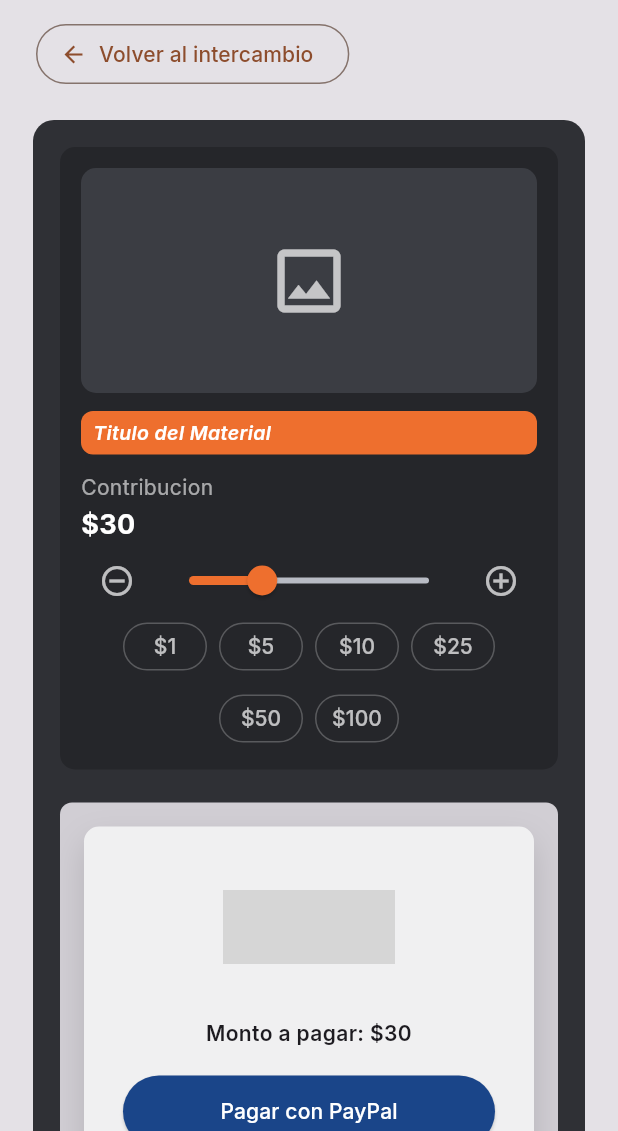
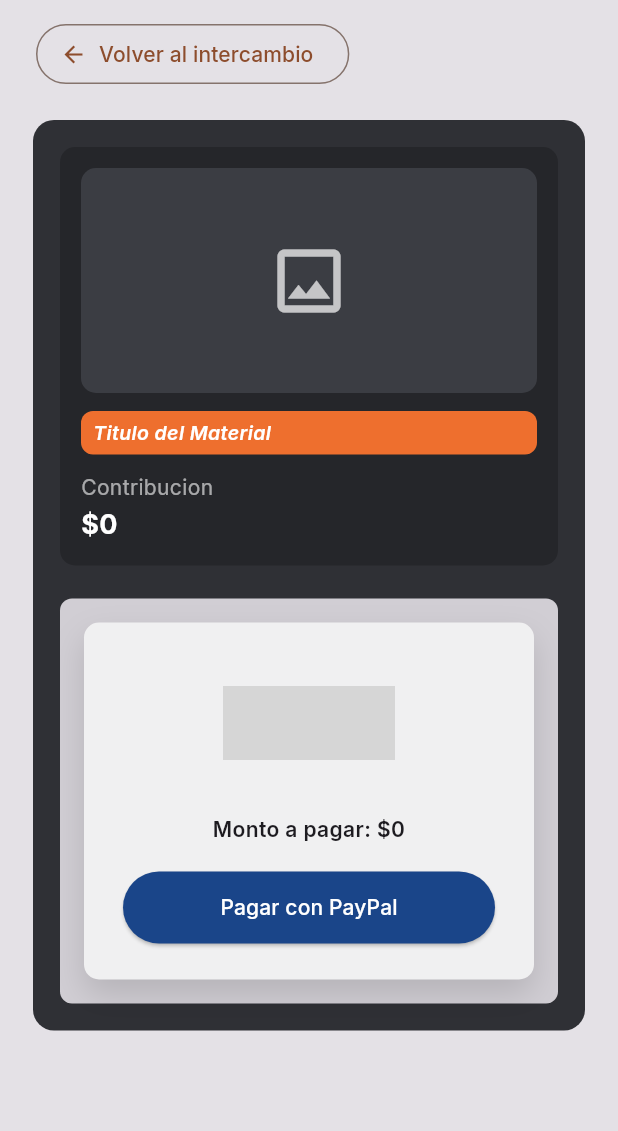
Before and after one commit to remoale/MetroSwap, a Flutter app: the ContributionPaymentScreen widget shown alone on an empty page, opened directly with empty values, on a phone screen of 412 x 824 dp, the part 105-1236 px from its top. Run offline on Flutter 3.47's test engine with Material 3 defaults, Android fonts, the phone set to English and light mode, and no system bars; our stand-ins replace cloud_firestore, cloud_functions, firebase_auth, firebase_core, firebase_database, firebase_storage and 6 more; accounts and stored records are empty; grey boxes are pictures that could not be loaded.

Commit message:
Fix: arreglar venta para que solo coloque el precio que puso el propietario

```diff
--- a/lib/models/exchange_model.dart
+++ b/lib/models/exchange_model.dart
@@ -22,6 +22,8 @@ class ExchangeModel {
   final bool ownerFeedbackSubmitted;
   final bool requesterFeedbackSubmitted;
   final double? paypalAmount;
+  final double? priceUsd;
+
   final DateTime? createdAt;
   final DateTime? updatedAt;
 
@@ -40,6 +42,7 @@ class ExchangeModel {
     required this.ownerFeedbackSubmitted,
     required this.requesterFeedbackSubmitted,
     this.paypalAmount,
+    this.priceUsd,
     this.createdAt,
     this.updatedAt,
   });
@@ -82,6 +85,7 @@ class ExchangeModel {
       ownerFeedbackSubmitted: map['ownerFeedbackSubmitted'] == true,
       requesterFeedbackSubmitted: map['requesterFeedbackSubmitted'] == true,
       paypalAmount: parseNumber(map['paypalAmount']),
+      priceUsd: parseNumber(map['priceUsd']),
       createdAt: parseDate(map['createdAt']),
       updatedAt: parseDate(map['updatedAt']),
     );
@@ -103,6 +107,7 @@ class ExchangeModel {
       'ownerFeedbackSubmitted': ownerFeedbackSubmitted,
       'requesterFeedbackSubmitted': requesterFeedbackSubmitted,
       if (paypalAmount != null) 'paypalAmount': paypalAmount,
+      if (priceUsd != null) 'priceUsd': priceUsd,
       'createdAt': FieldValue.serverTimestamp(),
       'updatedAt': FieldValue.serverTimestamp(),
     };
--- a/lib/screens/exchange/exchange.dart
+++ b/lib/screens/exchange/exchange.dart
@@ -213,6 +213,8 @@ class _TradeChatScreenState extends State<TradeChatScreen> {
           tradeId: widget.tradeId,
           title: exchange.postTitle,
           imageUrl: exchange.imageUrl,
+          amount: exchange.priceUsd ?? 0.0,
+
         ),
       ),
     );
@@ -251,7 +253,7 @@ class _TradeChatScreenState extends State<TradeChatScreen> {
       context,
       MaterialPageRoute(
         builder: (_) => PaymentConfirmationScreen(
-          amount: exchange.paypalAmount ?? 0,
+          amount: exchange.priceUsd ?? 0,
           exchangeId: widget.tradeId,
         ),
       ),
--- a/lib/screens/exchange/material_detail_screen.dart
+++ b/lib/screens/exchange/material_detail_screen.dart
@@ -7,8 +7,6 @@ import 'package:metroswap/screens/exchange/exchange.dart';
 import 'package:metroswap/screens/profile/profile_screen.dart';
 import 'package:metroswap/widgets/metroswap_footer.dart';
 import 'package:metroswap/widgets/metroswap_navbar.dart';
-// Agrega esta importación en la parte superior
-import 'package:metroswap/screens/publish/publish_screen.dart';
 
 /// Muestra el detalle completo de una publicación disponible.
 class MaterialDetailScreen extends StatelessWidget {
@@ -574,6 +572,7 @@ class MaterialDetailScreen extends StatelessWidget {
         'requesterUid': currentUser.uid,
         'requesterName': requesterName.isEmpty ? 'Usuario' : requesterName,
         'requestedQuantity': selectedQuantity, // Guarda la cantidad solicitada.
+        'priceUsd': currentPost.priceUsd,
         'status': 'requested',
         'createdAt': FieldValue.serverTimestamp(),
         'updatedAt': FieldValue.serverTimestamp(),
--- a/lib/screens/notifications/notifications_screen.dart
+++ b/lib/screens/notifications/notifications_screen.dart
@@ -388,7 +388,7 @@ class _NotificationsScreenState extends State<NotificationsScreen> {
     if (status == 'cancelled') {
       return notification.body;
     }
-    return 'Intercambio de "$safeMaterial" completado con $safeActor';
+    return 'Intercambio de "$safeMaterial" fue cancelado con $safeActor';
   }
 
   Future<void> _markAsRead(NotificationModel notification) async {
--- a/lib/screens/payments/contribution_payment_screen.dart
+++ b/lib/screens/payments/contribution_payment_screen.dart
@@ -17,12 +17,14 @@ class ContributionPaymentScreen extends StatefulWidget {
   final String tradeId;
   final String title;
   final String imageUrl;
+  final double amount; // <-- Añadimos el monto exacto requerido
 
   const ContributionPaymentScreen({
     super.key,
     required this.tradeId,
     required this.title,
     required this.imageUrl,
+    required this.amount, // <-- Se requiere al llamar a esta pantalla
   });
 
   @override
@@ -31,10 +33,9 @@ class ContributionPaymentScreen extends StatefulWidget {
 
 class _ContributionPaymentScreenState extends State<ContributionPaymentScreen> {
   final PaymentController _paymentController = PaymentController();
-  double _amount = 30;
   bool _loadingPayPal = false;
   StreamSubscription? _linkSub;
-  static const List<int> _quickAmounts = [1, 5, 10, 25, 50, 100];
+  // Eliminamos _amount y _quickAmounts porque ahora el precio es fijo
 
   @override
   void initState() {
@@ -48,7 +49,8 @@ class _ContributionPaymentScreenState extends State<ContributionPaymentScreen> {
           Navigator.pushReplacement(
             context,
             MaterialPageRoute(
-              builder: (context) => PaymentConfirmationScreen(amount: _amount),
+              // Usamos el monto fijo del widget
+              builder: (context) => PaymentConfirmationScreen(amount: widget.amount),
             ),
           );
         } else if (link.contains("paypal-cancel")) {
@@ -86,7 +88,7 @@ class _ContributionPaymentScreenState extends State<ContributionPaymentScreen> {
         .toString();
 
     final url = await _paymentController.createPayment(
-      amount: _amount,
+      amount: widget.amount,
       returnUrl: returnUrl,
       cancelUrl: cancelUrl,
     );
@@ -238,48 +240,11 @@ class _ContributionPaymentScreenState extends State<ContributionPaymentScreen> {
           const Text('Contribucion', style: TextStyle(color: Colors.white60, fontSize: 14)),
           const SizedBox(height: 2),
           Text(
-            '\$${_amount.toStringAsFixed(0)}',
+            // Mostramos el monto fijo
+            '\$${widget.amount.toStringAsFixed(0)}',
             style: const TextStyle(color: Colors.white, fontSize: 18, fontWeight: FontWeight.w700),
           ),
-          Row(
-            children: [
-              IconButton(
-                tooltip: 'Disminuir',
-                onPressed: _amount <= 0 ? null : () => setState(() => _amount -= 1),
-                icon: const Icon(Icons.remove_circle_outline, color: Colors.white70),
-              ),
-              Expanded(
-                child: Slider(
-                  value: _amount,
-                  min: 0,
-                  max: 100,
-                  divisions: 100,
-                  activeColor: const Color(0xFFEE6F2E),
-                  inactiveColor: const Color(0xFFB8BBC4),
-                  onChanged: (value) => setState(() => _amount = value),
-                ),
-              ),
-              IconButton(
-                tooltip: 'Aumentar',
-                onPressed: _amount >= 100 ? null : () => setState(() => _amount += 1),
-                icon: const Icon(Icons.add_circle_outline, color: Colors.white70),
-              ),
-            ],
-          ),
-          Wrap(
-            spacing: 8,
-            runSpacing: 8,
-            alignment: WrapAlignment.center,
-            children: _quickAmounts
-                .map(
-                  (value) => _QuickAmountButton(
-                    amount: value,
-                    selected: _amount.round() == value,
-                    onPressed: () => setState(() => _amount = value.toDouble()),
-                  ),
-                )
-                .toList(),
-          ),
+          // Se eliminaron los botones de '+' y '-' el Slider y la lista de botones rápidos.
         ],
       ),
     );
@@ -336,7 +301,8 @@ class _ContributionPaymentScreenState extends State<ContributionPaymentScreen> {
               ),
               const SizedBox(height: 18),
               Text(
-                'Monto a pagar: \$${_amount.toStringAsFixed(0)}',
+                // Mostramos el monto fijo
+                'Monto a pagar: \$${widget.amount.toStringAsFixed(0)}',
                 textAlign: TextAlign.center,
                 style: const TextStyle(fontWeight: FontWeight.w600),
               ),
@@ -364,29 +330,4 @@ class _ContributionPaymentScreenState extends State<ContributionPaymentScreen> {
   }
 }
 
-class _QuickAmountButton extends StatelessWidget {
-  final int amount;
-  final bool selected;
-  final VoidCallback onPressed;
-
-  const _QuickAmountButton({
-    required this.amount,
-    required this.selected,
-    required this.onPressed,
-  });
-
-  @override
-  Widget build(BuildContext context) {
-    return OutlinedButton(
-      onPressed: onPressed,
-      style: OutlinedButton.styleFrom(
-        padding: const EdgeInsets.symmetric(horizontal: 10, vertical: 8),
-        backgroundColor: selected ? const Color(0xFFEE6F2E) : null,
-        foregroundColor: selected ? Colors.white : Colors.white70,
-        side: BorderSide(color: selected ? const Color(0xFFEE6F2E) : Colors.white24),
-        visualDensity: VisualDensity.compact,
-      ),
-      child: Text('\$$amount'),
-    );
-  }
-}
+// La clase _QuickAmountButton fue eliminada completamente ya que no se usará más.
```
Also changed, not shown: 4 other files.
